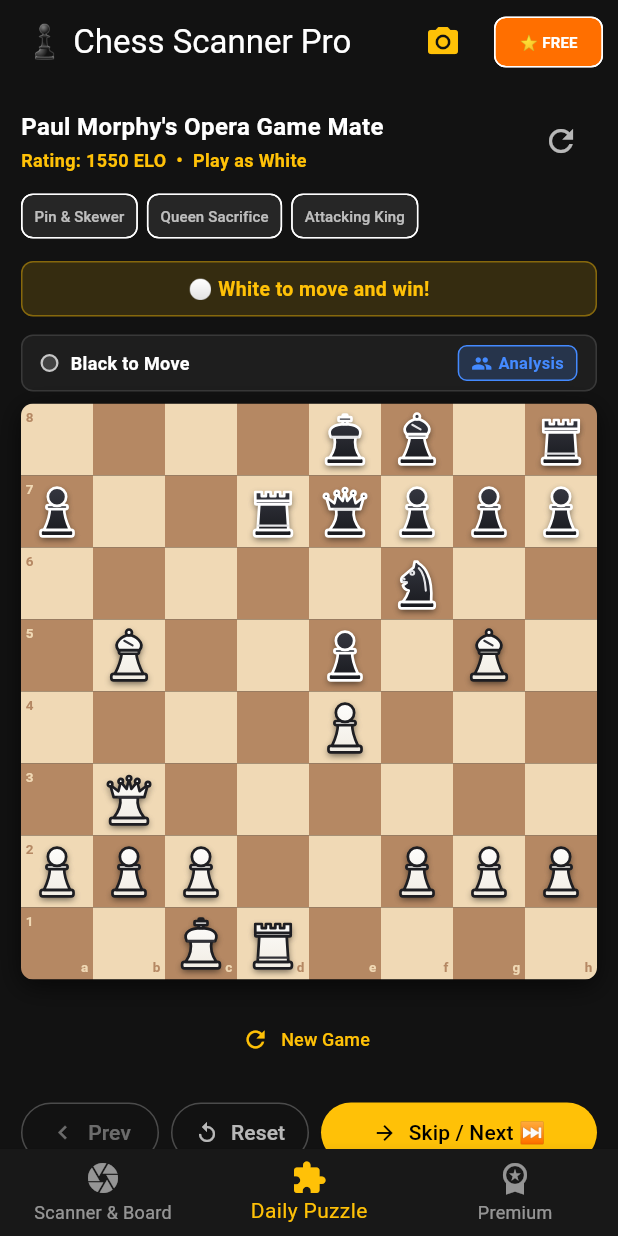
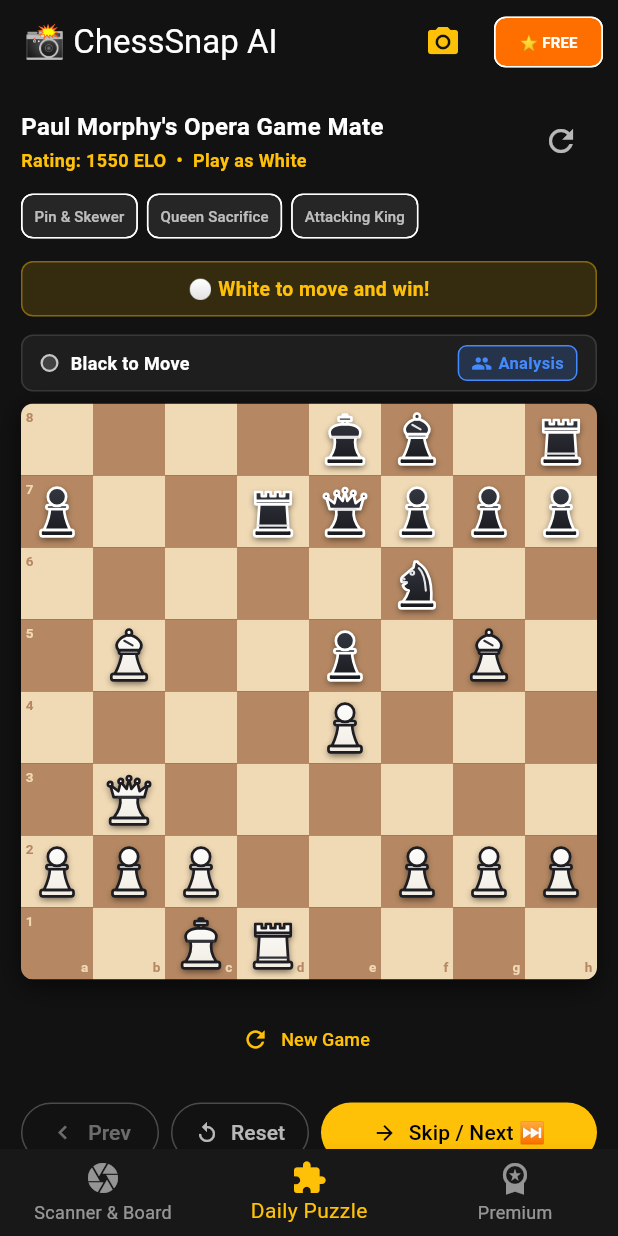
Before and after one commit to HG-programer/chess-scanner-app, a Flutter app: the screen it shows after launch, item 2 of the bottom bar chosen, on a phone screen of 412 x 824 dp. Run offline on Flutter 3.47's test engine with Material 3 defaults, Android fonts, the phone set to English and light mode, and no system bars; our stand-ins replace camera, google_mobile_ads, in_app_review, shared_preferences; missing offline and left inert: chess; accounts and stored records are empty; network calls fail.

Commit message:
feat(branding): update app name and branding to ChessSnap: AI Board Scanner

```diff
--- a/mobile_app/lib/main.dart
+++ b/mobile_app/lib/main.dart
@@ -28,7 +28,7 @@ class ChessScannerApp extends StatelessWidget {
   @override
   Widget build(BuildContext context) {
     return MaterialApp(
-      title: 'Chess Scanner: Camera FEN & AI',
+      title: 'ChessSnap: AI Board Scanner',
       debugShowCheckedModeBanner: false,
       theme: ThemeData.dark().copyWith(
         scaffoldBackgroundColor: const Color(0xFF121212),
@@ -989,7 +989,7 @@ class _MainHomeScreenState extends State<MainHomeScreen> {
 
     return Scaffold(
       appBar: AppBar(
-        title: const Text('♟️ Chess Scanner Pro'),
+        title: const Text('📸 ChessSnap AI'),
         elevation: 0,
         actions: [
           IconButton(
--- a/mobile_app/pubspec.yaml
+++ b/mobile_app/pubspec.yaml
@@ -1,5 +1,5 @@
 name: chess_scanner
-description: "AI Camera Chess Board Scanner & Stockfish Analysis Mobile App"
+description: "ChessSnap: AI Board Scanner & Stockfish Analysis Mobile App"
 publish_to: 'none'
 version: 1.0.0+1
 
```
Also changed, not shown: 1 other file.
